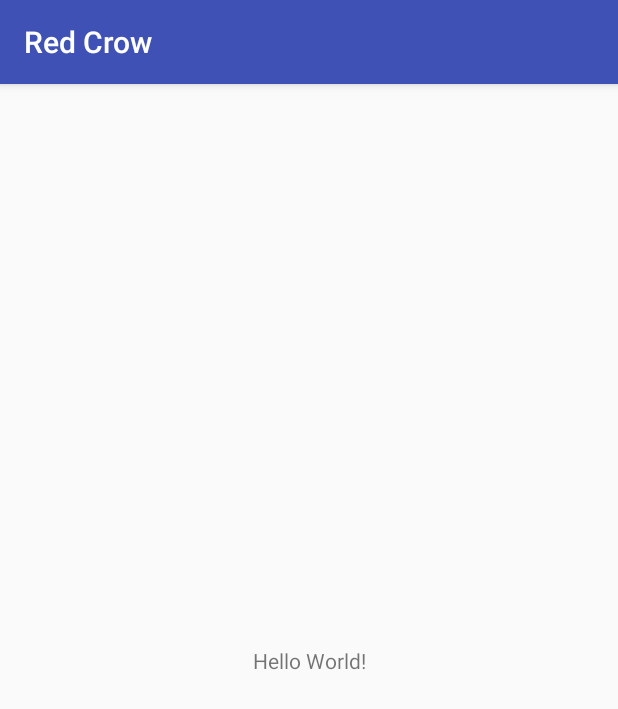
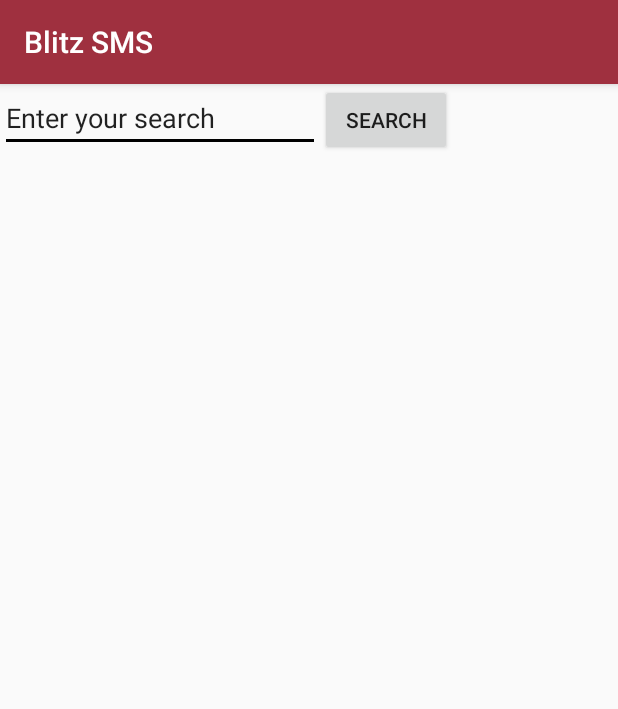
Before and after one commit to Ershany/Red-Crow, an Android app: the screen it shows after launch (MainActivity), on a phone screen of 412 x 824 dp. Shown: the top 709 px of the screen. Run offline under Robolectric (Android 15) with nearby library versions, the phone set to English and light mode, and no system bars.

Commit message:
Added basic UI to the app

```diff
--- a/app/app/src/main/res/layout/activity_main.xml
+++ b/app/app/src/main/res/layout/activity_main.xml
@@ -6,13 +6,30 @@
     android:layout_height="match_parent"
     tools:context="io.github.ershany.redcrow.MainActivity">
 
-    <TextView
-        android:layout_width="wrap_content"
-        android:layout_height="wrap_content"
-        android:text="Hello World!"
-        app:layout_constraintBottom_toBottomOf="parent"
-        app:layout_constraintLeft_toLeftOf="parent"
-        app:layout_constraintRight_toRightOf="parent"
-        app:layout_constraintTop_toTopOf="parent" />
+    <GridLayout
+        android:layout_width="344dp"
+        android:layout_height="495dp"
+        tools:layout_editor_absoluteX="8dp"
+        tools:layout_editor_absoluteY="8dp">
+
+        <Button
+            android:id="@+id/button"
+            android:layout_width="wrap_content"
+            android:layout_height="wrap_content"
+            android:layout_column="1"
+            android:layout_row="0"
+            android:onClick="search"
+            android:text="Search" />
+
+        <EditText
+            android:id="@+id/editText"
+            android:layout_width="wrap_content"
+            android:layout_height="wrap_content"
+            android:layout_column="0"
+            android:layout_row="0"
+            android:ems="10"
+            android:inputType="textPersonName"
+            android:text="Enter your search" />
+    </GridLayout>
 
 </android.support.constraint.ConstraintLayout>
--- a/app/app/src/main/res/values/colors.xml
+++ b/app/app/src/main/res/values/colors.xml
@@ -1,6 +1,6 @@
 <?xml version="1.0" encoding="utf-8"?>
 <resources>
-    <color name="colorPrimary">#3F51B5</color>
-    <color name="colorPrimaryDark">#303F9F</color>
-    <color name="colorAccent">#FF4081</color>
+    <color name="colorPrimary">#9F303F</color>
+    <color name="colorPrimaryDark">#000000</color>
+    <color name="colorAccent">#000000</color>
 </resources>
--- a/app/app/src/main/res/values/strings.xml
+++ b/app/app/src/main/res/values/strings.xml
@@ -1,3 +1,3 @@
 <resources>
-    <string name="app_name">Red Crow</string>
+    <string name="app_name">Blitz SMS</string>
 </resources>
```
Also changed, not shown: 2 other files.
